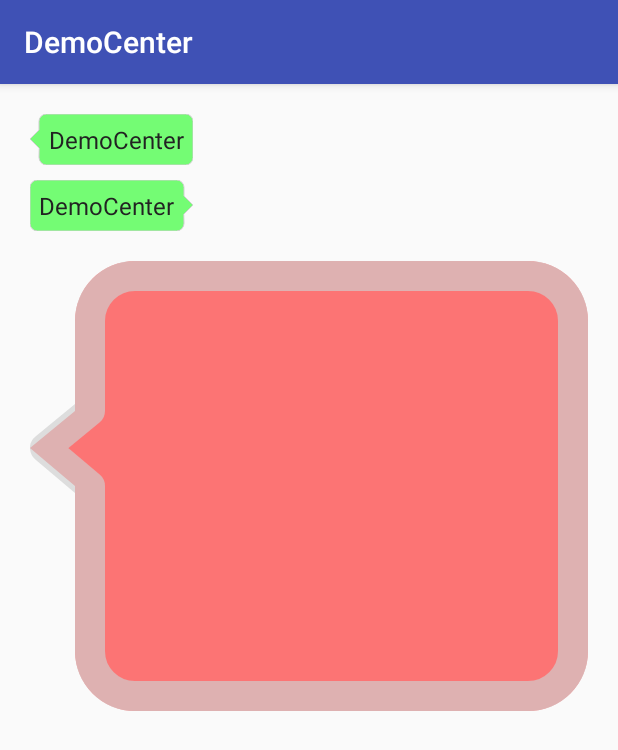
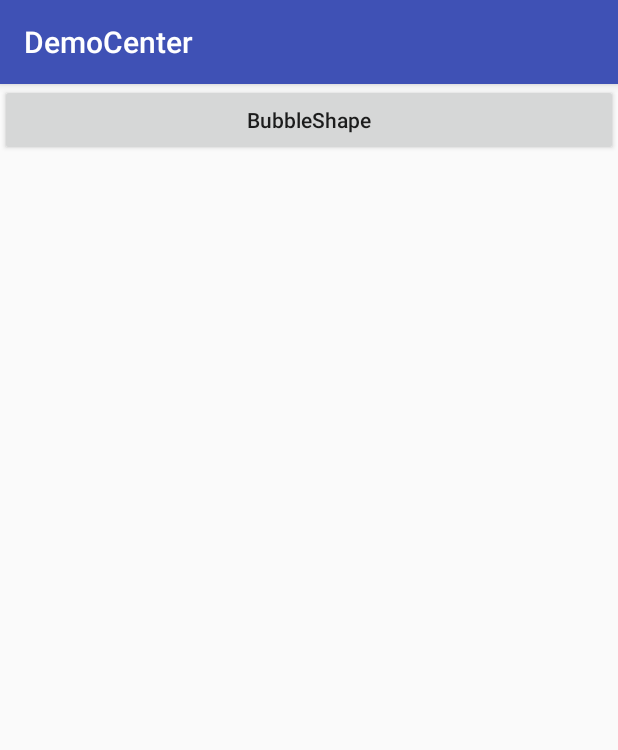
Before and after one commit to phantomVK/DemoCenter, an Android app: the screen it shows after launch (MainActivity), on a phone screen of 412 x 824 dp. Shown: the top 750 px of the screen. Run offline under Robolectric (Android 15) with nearby library versions, the phone set to English and light mode, and no system bars.

Commit message:
调整界面层次

```diff
--- a/app/src/main/AndroidManifest.xml
+++ b/app/src/main/AndroidManifest.xml
@@ -16,6 +16,8 @@
                 <category android:name="android.intent.category.LAUNCHER" />
             </intent-filter>
         </activity>
+
+        <activity android:name=".activity.BubbleShapeActivity" />
     </application>
 
 </manifest>
--- a/app/src/main/java/com/phantomvk/democenter/MainActivity.kt
+++ b/app/src/main/java/com/phantomvk/democenter/MainActivity.kt
@@ -1,11 +1,9 @@
 package com.phantomvk.democenter
 
-import android.content.Context
-import android.graphics.drawable.ShapeDrawable
 import android.os.Bundle
 import android.support.v7.app.AppCompatActivity
-import com.phantomvk.democenter.shape.BubbleShape
-import com.phantomvk.democenter.shape.BubbleShapeDrawable
+import com.phantomvk.democenter.activity.BubbleShapeActivity
+import com.phantomvk.democenter.util.startActivity
 import kotlinx.android.synthetic.main.activity_main.*
 
 class MainActivity : AppCompatActivity() {
@@ -14,27 +12,7 @@ class MainActivity : AppCompatActivity() {
         super.onCreate(savedInstanceState)
         setContentView(R.layout.activity_main)
 
-        // Arrow direction: to left.
-        val bubbleShapeStart = BubbleShape(
-                solidColor = 0x8800FF00.toInt(), strokeColor = 0xFFCFCFCF.toInt(),
-                strokeWidth = dip(1F), arrowWidth = dip(6F),
-                arrowMarginTop = dip(1F), arrowHeight = dip(12F),
-                cornerRadius = dip(10F))
-        bubbleViewStart.background = BubbleShapeDrawable(bubbleShapeStart, dip(6F), true)
-
-        // Arrow direction: to right.
-        val bg = BubbleShapeDrawable.bubbleStateListDrawable(this@MainActivity, bubbleShapeStart.clone(), true)
-        bubbleViewClickable.background = bg
-        bubbleViewClickable.setOnClickListener {}
-
-        // Big.
-        val bubbleBig = BubbleShape(arrowDirection = BubbleShape.DIRECTION.START,
-                solidColor = 0x88FF0000.toInt(), strokeColor = 0xAACFCFCF.toInt(),
-                strokeWidth = dip(20F), arrowWidth = dip(30F),
-                arrowMarginTop = dip(10F), arrowHeight = dip(50F),
-                cornerRadius = dip(80F))
-        bubbleViewAlpha.background = ShapeDrawable(bubbleBig)
+        // To BubbleShapeActivity.
+        btnBubbleShape.startActivity<BubbleShapeActivity>()
     }
 }
-
-private fun Context.dip(value: Float): Int = (value * resources.displayMetrics.density).toInt()
--- /dev/null
+++ b/app/src/main/java/com/phantomvk/democenter/util/Util.kt
@@ -0,0 +1,12 @@
+package com.phantomvk.democenter.util
+
+import android.app.Activity
+import android.content.Context
+import android.content.Intent
+import android.widget.Button
+
+inline fun <reified T : Activity> Button.startActivity() {
+    setOnClickListener { context.startActivity(Intent(context, T::class.java)) }
+}
+
+fun Context.dip(value: Float) = (value * resources.displayMetrics.density).toInt()
--- a/app/src/main/res/layout/activity_main.xml
+++ b/app/src/main/res/layout/activity_main.xml
@@ -3,35 +3,18 @@
     xmlns:tools="http://schemas.android.com/tools"
     android:layout_width="match_parent"
     android:layout_height="match_parent"
-    android:padding="20dp"
-    tools:context=".MainActivity">
+    tools:context=".MainActivity"
+    tools:ignore="HardcodedText">
 
     <LinearLayout
         android:layout_width="match_parent"
-        android:layout_height="wrap_content"
-        android:orientation="vertical">
+        android:layout_height="wrap_content">
 
-        <TextView
-            android:id="@+id/bubbleViewStart"
-            android:layout_width="wrap_content"
+        <Button
+            android:id="@+id/btnBubbleShape"
+            android:layout_width="match_parent"
             android:layout_height="wrap_content"
-            android:text="@string/app_name"
-            android:textColor="#222222"
-            android:textSize="16sp" />
-
-        <TextView
-            android:id="@+id/bubbleViewClickable"
-            android:layout_width="wrap_content"
-            android:layout_height="wrap_content"
-            android:layout_marginTop="10dp"
-            android:text="@string/app_name"
-            android:textColor="#222222"
-            android:textSize="16sp" />
-
-        <TextView
-            android:id="@+id/bubbleViewAlpha"
-            android:layout_width="match_parent"
-            android:layout_height="300dp"
-            android:layout_marginTop="20dp" />
+            android:text="BubbleShape"
+            android:textAllCaps="false" />
     </LinearLayout>
 </ScrollView>
```
Also changed, not shown: app/src/main/java/com/phantomvk/democenter/activity/BubbleShapeActivity.kt (added, +39 -0 lines), app/src/main/res/layout/activity_bubble_shape.xml (added, +37 -0 lines), 2 other files.
